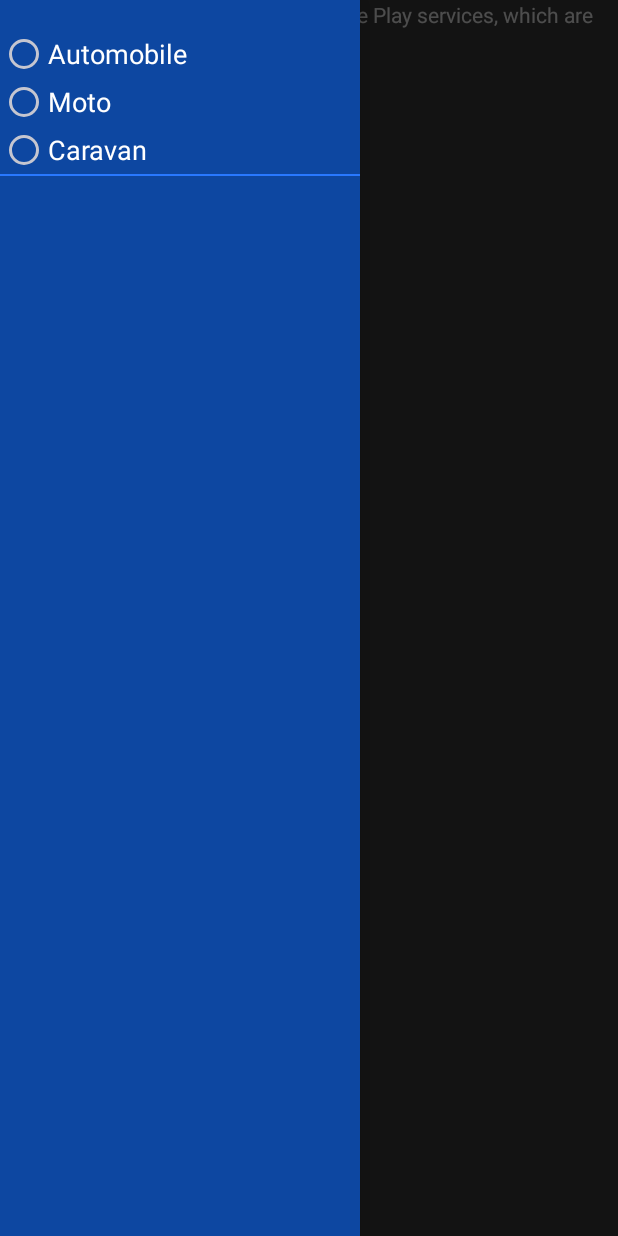
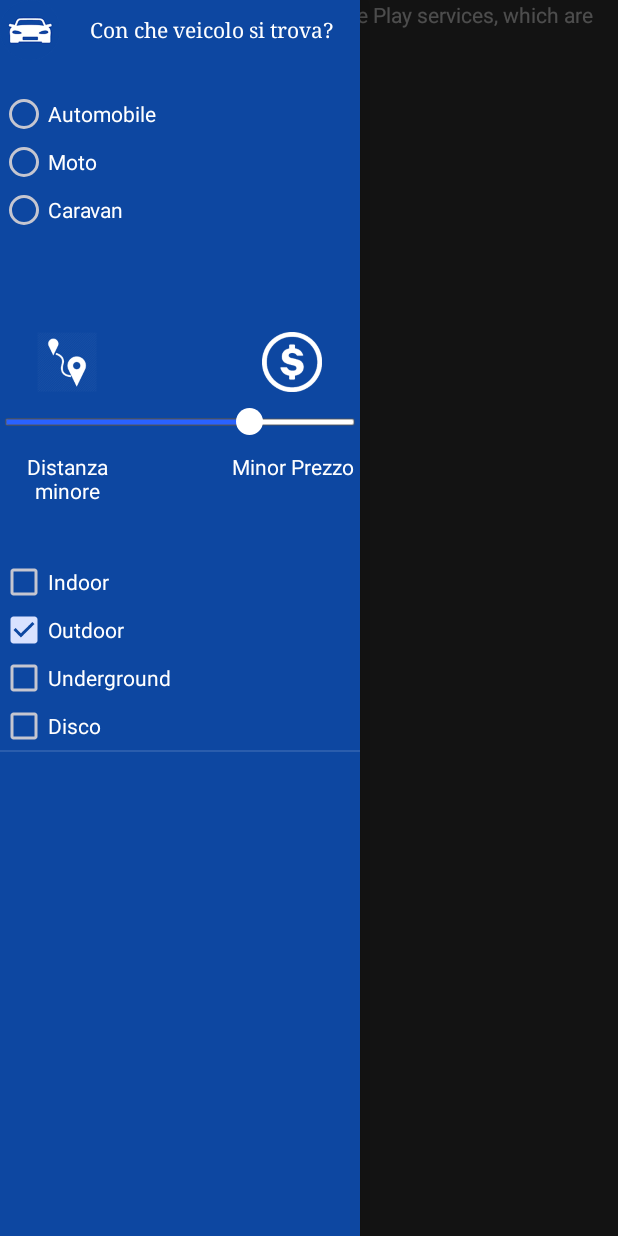
Before and after one commit to joppichristian/ParkingFinder, an Android app: the screen it shows after launch (MapsActivity), with the side drawer open, on a phone screen of 412 x 824 dp. Run offline under Robolectric (Android 15) with nearby library versions, the phone set to English and light mode, and no system bars; libraries missing offline, so code that uses them is left out: com.sothree.slidinguppanel; plain views replace SlidingUpPanelLayout; 6 statements that could not run were skipped.

Commit message:
start menu

```diff
--- a/app/src/main/java/joppi/pier/parkingfinder/MapsActivity.java
+++ b/app/src/main/java/joppi/pier/parkingfinder/MapsActivity.java
@@ -443,13 +443,13 @@ public class MapsActivity extends FragmentActivity implements OnMapReadyCallback
 		boolean checked = ((RadioButton) view).isChecked();
 
 		switch (view.getId()) {
-			case R.id.radio_car:
+			case R.id.radio_menu_car:
 				if (checked)
 					break;
-			case R.id.radio_motor:
+			case R.id.radio_menu_motor:
 				if (checked)
 					break;
-			case R.id.radio_caravan:
+			case R.id.radio_menu_caravan:
 				if (checked)
 					break;
 
--- a/app/src/main/res/layout/activity_maps.xml
+++ b/app/src/main/res/layout/activity_maps.xml
@@ -58,9 +58,5 @@
         android:layout_width="240dp"
         android:layout_height="match_parent"
         android:layout_gravity="start"
-        android:choiceMode="singleChoice"
-        android:divider="@color/colorPrimary"
-        android:dividerHeight="1dp"
-        android:listSelector="@drawable/list_selector"
         android:background="@color/colorPrimaryDark"/>
 </android.support.v4.widget.DrawerLayout>
--- a/app/src/main/res/layout/menu_adapter.xml
+++ b/app/src/main/res/layout/menu_adapter.xml
@@ -1,36 +1,179 @@
 <?xml version="1.0" encoding="utf-8"?>
-<RelativeLayout xmlns:android="http://schemas.android.com/apk/res/android"
-    android:orientation="vertical" android:layout_width="match_parent"
-    android:layout_height="match_parent">
+<LinearLayout xmlns:android="http://schemas.android.com/apk/res/android"
+    android:layout_width="match_parent"
+    android:layout_height="match_parent"
+    android:orientation="vertical">
+
+    <LinearLayout
+        android:layout_width="wrap_content"
+        android:layout_height="wrap_content">
+
+        <ImageView
+            android:layout_width="40dp"
+            android:layout_height="40dp"
+            android:layout_gravity="center"
+            android:scaleType="fitCenter"
+            android:src="@drawable/auto_icon">
+        </ImageView>
+
+        <TextView
+            android:layout_width="wrap_content"
+            android:layout_height="wrap_content"
+            android:layout_gravity="center"
+            android:layout_marginLeft="20dp"
+            android:text="Con che veicolo si trova?"
+            android:textColor="#ffffff"
+            android:textIsSelectable="true"
+            android:typeface="serif" />
+    </LinearLayout>
+
     <RadioGroup
         android:layout_width="wrap_content"
         android:layout_height="wrap_content"
-        android:paddingTop="20dp"
         android:gravity="left"
-        android:paddingRight="80dp">
+        android:paddingRight="80dp"
+        android:paddingTop="20dp">
 
         <RadioButton
-            android:id="@+id/radio_car"
+            android:id="@+id/radio_menu_car"
             android:layout_width="wrap_content"
             android:layout_height="wrap_content"
-            android:onClick="changeVehicle"
-            android:text="Automobile"
-            android:textSize="18dp"/>
+            android:text="Automobile"/>
 
         <RadioButton
-            android:id="@+id/radio_motor"
+            android:id="@+id/radio_menu_motor"
             android:layout_width="wrap_content"
             android:layout_height="wrap_content"
-            android:onClick="changeVehicle"
-            android:text="Moto"
-            android:textSize="18dp"/>
+            android:text="Moto"/>
 
         <RadioButton
-            android:id="@+id/radio_caravan"
+            android:id="@+id/radio_menu_caravan"
             android:layout_width="wrap_content"
             android:layout_height="wrap_content"
-            android:onClick="changeVehicle"
-            android:text="Caravan"
-            android:textSize="18dp"/>
+            android:text="Caravan"/>
     </RadioGroup>
-</RelativeLayout>
+
+
+    <FrameLayout
+        android:layout_width="wrap_content"
+        android:layout_height="wrap_content"
+        android:layout_marginTop="35dp">
+
+        <LinearLayout
+            android:orientation="horizontal"
+            android:layout_width="match_parent"
+            android:layout_height="wrap_content"
+            android:layout_marginTop="30dp"
+            >
+
+            <LinearLayout
+                android:orientation="vertical"
+                android:layout_width="match_parent"
+                android:layout_height="match_parent"
+                android:layout_weight="1"
+                android:layout_gravity="center_horizontal"
+                android:layout_marginRight="30dp"
+                >
+
+                <ImageView
+                    android:layout_width="40dp"
+                    android:layout_height="40dp"
+                    android:scaleType="fitCenter"
+                    android:src="@drawable/distance_icon"
+                    android:id="@+id/distance"
+                    android:layout_gravity="center_horizontal"/>
+
+            </LinearLayout>
+
+            <LinearLayout
+                android:orientation="vertical"
+                android:layout_width="match_parent"
+                android:layout_height="match_parent"
+                android:layout_weight="1"
+                android:layout_marginLeft="30dp"
+                >
+
+                <ImageView
+                    android:layout_width="40dp"
+                    android:layout_height="40dp"
+                    android:scaleType="fitCenter"
+                    android:src="@drawable/price_icon"
+                    android:id="@+id/imageView4"
+                    android:layout_gravity="center_horizontal"
+                    />
+
+            </LinearLayout>
+        </LinearLayout>
+
+        <SeekBar
+            android:layout_width="265dp"
+            android:layout_height="wrap_content"
+            android:id="@+id/seekBar"
+            android:layout_gravity="center_horizontal"
+            android:splitTrack="false"
+            android:max="10"
+            android:thumb="@drawable/myseekbar_thumb_draw"
+            android:progressDrawable="@drawable/myseekbar_thumb_progress"
+            android:layout_marginTop="40dp"
+            android:progress="7"/>
+
+        <LinearLayout
+            android:orientation="horizontal"
+            android:layout_width="match_parent"
+            android:layout_height="wrap_content"
+            android:layout_marginTop="110dp">
+
+            <TextView
+                android:layout_width="match_parent"
+                android:layout_height="wrap_content"
+                android:layout_marginRight="30dp"
+                android:text="Distanza minore"
+                android:textIsSelectable="false"
+                android:textColor="#ffffff"
+                android:id="@+id/textView3"
+                android:textAlignment="center"
+                android:layout_weight="1"/>
+
+            <TextView
+                android:layout_width="match_parent"
+                android:layout_height="wrap_content"
+                android:layout_marginLeft="30dp"
+                android:text="Minor Prezzo"
+                android:textIsSelectable="false"
+                android:textColor="#ffffff"
+                android:id="@+id/textView4"
+                android:layout_weight="1"
+                android:textAlignment="center"/>
+        </LinearLayout>
+    </FrameLayout>
+    <LinearLayout
+        android:layout_width="wrap_content"
+        android:layout_height="wrap_content"
+        android:orientation="vertical"
+        android:layout_marginTop="35dp">
+
+        <CheckBox
+            android:id="@+id/chkIndoor"
+            android:layout_width="wrap_content"
+            android:layout_height="wrap_content"
+            android:text="Indoor" />
+
+        <CheckBox
+            android:id="@+id/chkOutdoor"
+            android:layout_width="wrap_content"
+            android:layout_height="wrap_content"
+            android:text="Outdoor"
+            android:checked="true" />
+
+        <CheckBox
+            android:id="@+id/chkUnderground"
+            android:layout_width="wrap_content"
+            android:layout_height="wrap_content"
+            android:text="Underground" />
+        <CheckBox
+            android:id="@+id/chkDisco"
+            android:layout_width="wrap_content"
+            android:layout_height="wrap_content"
+            android:text="Disco" />
+    </LinearLayout>
+</LinearLayout>
```
